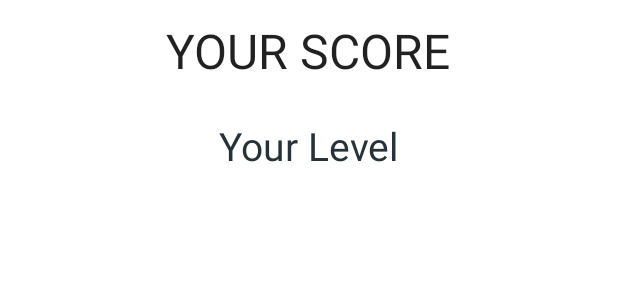
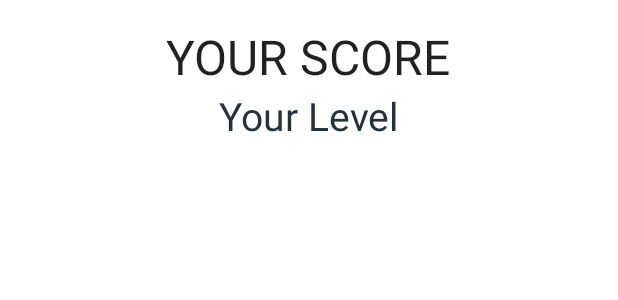
Before and after one commit to valetnt/QuizApp, an Android app: the layout toast.xml on its own in the app's theme, with its tools: preview values and no code run, on a phone screen of 412 x 824 dp. Shown: the top 300 px of the screen. Run offline under Robolectric (Android 15) with nearby library versions, the phone set to English and light mode, and no system bars.

Commit message:
final, to submit

```diff
--- a/app/src/main/java/com/example/android/quizapp/MainActivity.java
+++ b/app/src/main/java/com/example/android/quizapp/MainActivity.java
@@ -208,7 +208,7 @@ public class MainActivity extends AppCompatActivity {
         CharSequence toastMessage;
 
         if (mCounter < 3) {
-            toastMessage = "Hmm... you could do better";
+            toastMessage = "Hmm... you could do better... ";
         } else if (mCounter < 5) {
             toastMessage = "Not so bad, dude";
         } else if (mCounter < 7) {
--- a/app/src/main/res/layout-land/toast.xml
+++ b/app/src/main/res/layout-land/toast.xml
@@ -17,15 +17,19 @@
         android:layout_marginRight="@dimen/mediumPadding"
         android:scaleType="centerInside" />
 
+    <LinearLayout
+        android:layout_width="wrap_content"
+        android:layout_height="wrap_content"
+        android:orientation="vertical"
+        android:padding="@dimen/mediumPadding">
+
         <TextView
             android:id="@+id/toastScore"
             style="@style/ToastScore"
             android:layout_width="wrap_content"
             android:layout_height="wrap_content"
-        android:layout_alignParentLeft="true"
-        android:layout_alignParentStart="true"
-        android:layout_alignParentTop="true"
-        android:padding="@dimen/bigPadding"
+            android:layout_gravity="center"
+            android:gravity="center"
             android:text="@string/YourScore" />
 
         <TextView
@@ -33,8 +37,10 @@
             style="@style/ToastMessage"
             android:layout_width="wrap_content"
             android:layout_height="wrap_content"
-        android:layout_below="@id/toastScore"
-        android:padding="@dimen/bigPadding"
+            android:layout_gravity="center"
+            android:gravity="center"
             android:text="@string/YourLevel" />
 
+    </LinearLayout>
+
 </RelativeLayout>
--- a/app/src/main/res/layout/activity_main.xml
+++ b/app/src/main/res/layout/activity_main.xml
@@ -44,7 +44,7 @@
         android:layout_width="match_parent"
         android:layout_height="0dp"
         android:layout_weight="4"
-        android:padding="@dimen/bigPadding"
+        android:padding="@dimen/activity_margin"
         android:scrollbarStyle="outsideInset">
 
         <LinearLayout
--- a/app/src/main/res/layout/toast.xml
+++ b/app/src/main/res/layout/toast.xml
@@ -15,14 +15,20 @@
         android:layout_marginBottom="@dimen/hugePadding"
         android:scaleType="centerInside" />
 
+    <LinearLayout
+        android:layout_width="wrap_content"
+        android:layout_height="wrap_content"
+        android:layout_centerHorizontal="true"
+        android:orientation="vertical"
+        android:padding="@dimen/activity_margin">
+
         <TextView
             android:id="@+id/toastScore"
             style="@style/ToastScore"
             android:layout_width="wrap_content"
             android:layout_height="wrap_content"
-        android:layout_alignParentTop="true"
-        android:layout_centerHorizontal="true"
-        android:padding="@dimen/mediumPadding"
+            android:layout_gravity="center"
+            android:gravity="center"
             android:text="@string/YourScore" />
 
         <TextView
@@ -30,9 +36,10 @@
             style="@style/ToastMessage"
             android:layout_width="wrap_content"
             android:layout_height="wrap_content"
-        android:layout_below="@id/toastScore"
-        android:layout_centerHorizontal="true"
-        android:padding="@dimen/mediumPadding"
+            android:layout_gravity="center"
+            android:gravity="center"
             android:text="@string/YourLevel" />
 
+    </LinearLayout>
+
 </RelativeLayout>
--- a/app/src/main/res/values/dimens.xml
+++ b/app/src/main/res/values/dimens.xml
@@ -1,12 +1,13 @@
 <?xml version="1.0" encoding="utf-8"?>
 <resources>
+
+    <dimen name="activity_margin">16dp</dimen>
 
     <dimen name="horizLineHeight">1dp</dimen>
     <dimen name="smallPadding">6dp</dimen>
     <dimen name="mediumPadding">12dp</dimen>
-    <dimen name="bigPadding">22dp</dimen>
     <dimen name="hugePadding">56dp</dimen>
-    <dimen name="toastImageDimen">280dp</dimen>
+    <dimen name="toastImageDimen">220dp</dimen>
 
     <dimen name="mainHeaderTextSize">28sp</dimen>
     <dimen name="secondHeaderTextSize">16sp</dimen>
```
Also changed, not shown: 1 other file. Lines whose indentation alone changed are shown as unchanged.
